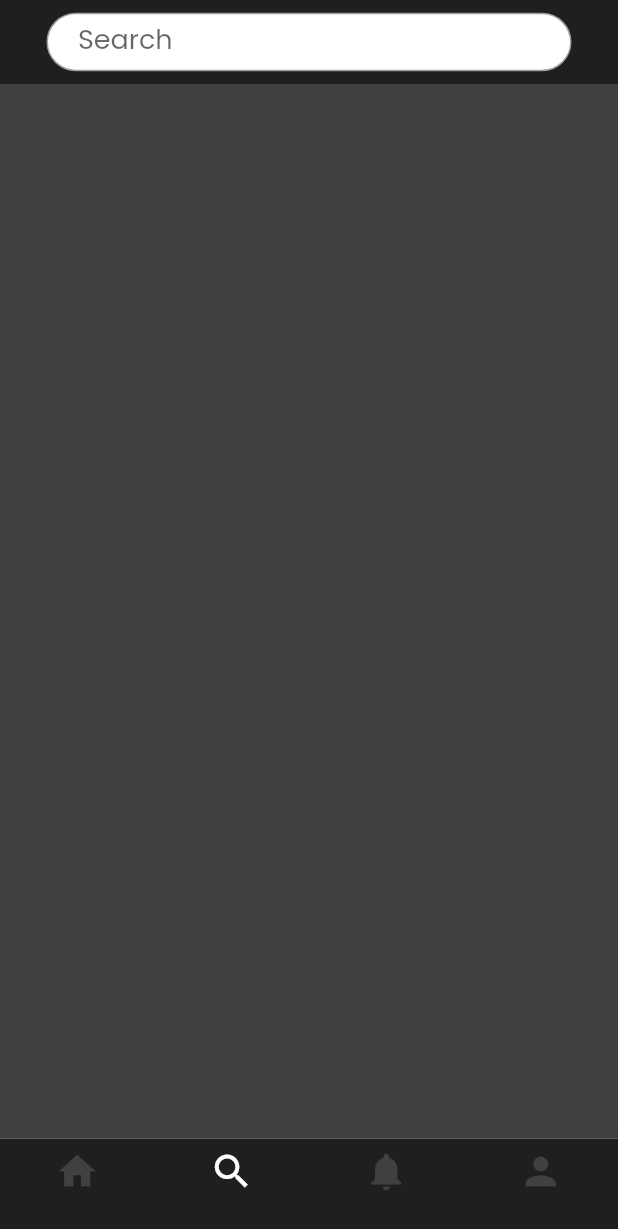
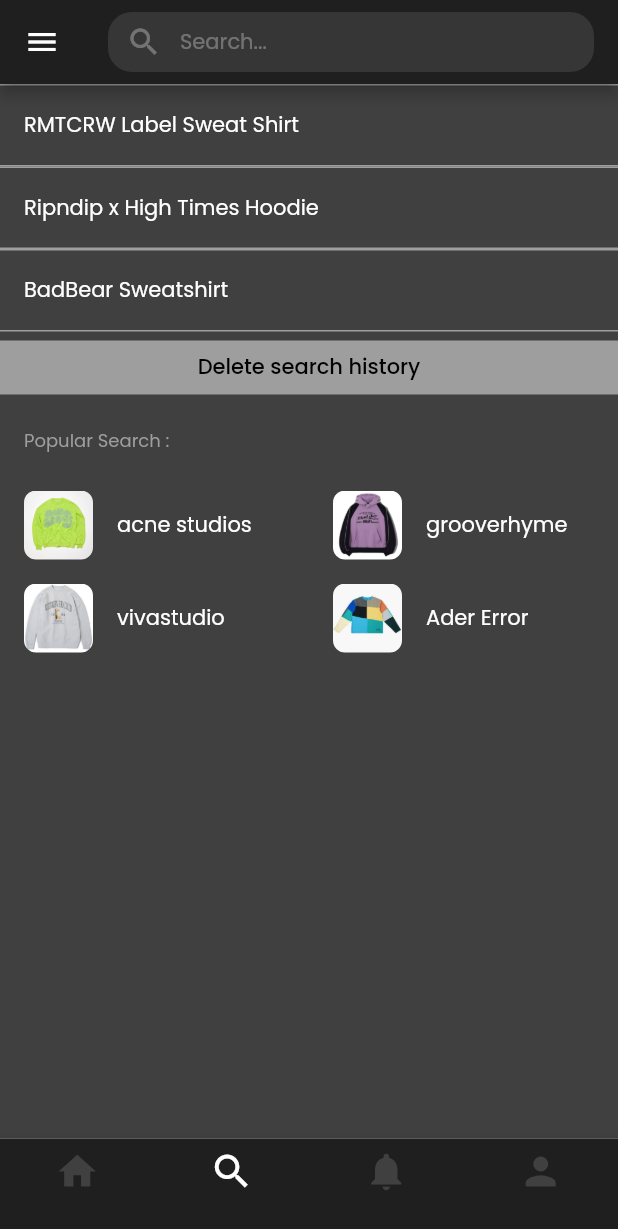
Before and after one commit to naufal-h/bajulo, a Flutter app: the screen it shows after launch, item 2 of the bottom bar chosen, on a phone screen of 412 x 824 dp. Shown: the top 1229 px of the screen. Run offline on Flutter 3.47's test engine with Material 2 defaults, Android fonts, the light colour scheme and no system bars; our stand-ins replace carousel_slider, flutter_svg, google_fonts; Roboto replaces fonts that are missing (poppins).

Commit message:
search page

```diff
--- a/lib/homeBody.dart
+++ b/lib/homeBody.dart
@@ -48,7 +48,7 @@
           ),
           CarouselSlider(
             options: CarouselOptions(height: 200.0),
-            items: [1, 2].map((i) {
+            items: [3, 4].map((i) {
               return Builder(
                 builder: (BuildContext context) {
                   return Container(
@@ -56,8 +56,7 @@
                     margin: EdgeInsets.symmetric(horizontal: 5.0),
                     decoration: BoxDecoration(
                         image: DecorationImage(
-                            image: AssetImage("assets/images/asset 3.png"))),
-                    // tambahin asset yang lain
+                            image: AssetImage("assets/images/asset $i.png"))),
                   );
                 },
               );
--- a/lib/login fix.dart
+++ b/lib/login fix.dart
@@ -104,12 +104,12 @@
                   EdgeInsets.symmetric(vertical: 10, horizontal: 14),
               enabledBorder: OutlineInputBorder(
                 borderSide: BorderSide(color: Colors.black, width: 1),
-                borderRadius: BorderRadius.circular(8),
+                borderRadius: BorderRadius.circular(25),
               ),
               focusedBorder: OutlineInputBorder(
                 borderSide:
                     BorderSide(color: Theme.of(context).primaryColor, width: 1),
-                borderRadius: BorderRadius.circular(8),
+                borderRadius: BorderRadius.circular(25),
               ),
               fillColor: Colors.white,
               filled: true,
@@ -141,12 +141,12 @@
                   EdgeInsets.symmetric(vertical: 10, horizontal: 14),
               enabledBorder: OutlineInputBorder(
                 borderSide: BorderSide(color: Colors.black, width: 1),
-                borderRadius: BorderRadius.circular(8),
+                borderRadius: BorderRadius.circular(25),
               ),
               focusedBorder: OutlineInputBorder(
                 borderSide:
                     BorderSide(color: Theme.of(context).primaryColor, width: 1),
-                borderRadius: BorderRadius.circular(8),
+                borderRadius: BorderRadius.circular(25),
               ),
               fillColor: Colors.white,
               filled: true,
@@ -191,7 +191,7 @@
               padding: EdgeInsets.symmetric(horizontal: 36, vertical: 18),
               backgroundColor: Theme.of(context).primaryColor,
               shape: RoundedRectangleBorder(
-                  borderRadius: BorderRadius.circular(16)),
+                  borderRadius: BorderRadius.circular(25)),
               elevation: 0,
               shadowColor: Colors.transparent,
             ),
--- a/lib/notif.dart
+++ b/lib/notif.dart
@@ -157,7 +157,6 @@
               });
             },
           ),
-          contentPadding: EdgeInsets.symmetric(horizontal: 33, vertical: 8),
           isThreeLine: true,
           dense: true,
           subtitle: Column(
--- a/lib/register.dart
+++ b/lib/register.dart
@@ -102,12 +102,12 @@
                   EdgeInsets.symmetric(vertical: 10, horizontal: 14),
               enabledBorder: OutlineInputBorder(
                 borderSide: BorderSide(color: Colors.black, width: 1),
-                borderRadius: BorderRadius.circular(8),
+                borderRadius: BorderRadius.circular(25),
               ),
               focusedBorder: OutlineInputBorder(
                 borderSide:
                     BorderSide(color: Theme.of(context).primaryColor, width: 1),
-                borderRadius: BorderRadius.circular(8),
+                borderRadius: BorderRadius.circular(25),
               ),
               fillColor: Colors.white,
               filled: true,
@@ -141,12 +141,12 @@
                   EdgeInsets.symmetric(vertical: 10, horizontal: 14),
               enabledBorder: OutlineInputBorder(
                 borderSide: BorderSide(color: Colors.black, width: 1),
-                borderRadius: BorderRadius.circular(8),
+                borderRadius: BorderRadius.circular(25),
               ),
               focusedBorder: OutlineInputBorder(
                 borderSide:
                     BorderSide(color: Theme.of(context).primaryColor, width: 1),
-                borderRadius: BorderRadius.circular(8),
+                borderRadius: BorderRadius.circular(25),
               ),
               fillColor: Colors.white,
               filled: true,
@@ -178,12 +178,12 @@
                   EdgeInsets.symmetric(vertical: 10, horizontal: 14),
               enabledBorder: OutlineInputBorder(
                 borderSide: BorderSide(color: Colors.black, width: 1),
-                borderRadius: BorderRadius.circular(8),
+                borderRadius: BorderRadius.circular(25),
               ),
               focusedBorder: OutlineInputBorder(
                 borderSide:
                     BorderSide(color: Theme.of(context).primaryColor, width: 1),
-                borderRadius: BorderRadius.circular(8),
+                borderRadius: BorderRadius.circular(25),
               ),
               fillColor: Colors.white,
               filled: true,
@@ -215,12 +215,12 @@
                   EdgeInsets.symmetric(vertical: 10, horizontal: 14),
               enabledBorder: OutlineInputBorder(
                 borderSide: BorderSide(color: Colors.black, width: 1),
-                borderRadius: BorderRadius.circular(8),
+                borderRadius: BorderRadius.circular(25),
               ),
               focusedBorder: OutlineInputBorder(
                 borderSide:
                     BorderSide(color: Theme.of(context).primaryColor, width: 1),
-                borderRadius: BorderRadius.circular(8),
+                borderRadius: BorderRadius.circular(25),
               ),
               fillColor: Colors.white,
               filled: true,
@@ -257,12 +257,12 @@
                   EdgeInsets.symmetric(vertical: 10, horizontal: 14),
               enabledBorder: OutlineInputBorder(
                 borderSide: BorderSide(color: Colors.black, width: 1),
-                borderRadius: BorderRadius.circular(8),
+                borderRadius: BorderRadius.circular(25),
               ),
               focusedBorder: OutlineInputBorder(
                 borderSide:
                     BorderSide(color: Theme.of(context).primaryColor, width: 1),
-                borderRadius: BorderRadius.circular(8),
+                borderRadius: BorderRadius.circular(25),
               ),
               fillColor: Colors.white,
               filled: true,
@@ -291,7 +291,7 @@
               padding: EdgeInsets.symmetric(horizontal: 36, vertical: 18),
               backgroundColor: Theme.of(context).primaryColor,
               shape: RoundedRectangleBorder(
-                  borderRadius: BorderRadius.circular(16)),
+                  borderRadius: BorderRadius.circular(256)),
               elevation: 0,
               shadowColor: Colors.transparent,
             ),
@@ -332,7 +332,7 @@
               padding: EdgeInsets.symmetric(horizontal: 36, vertical: 12),
               backgroundColor: Colors.white,
               shape: RoundedRectangleBorder(
-                  borderRadius: BorderRadius.circular(16)),
+                  borderRadius: BorderRadius.circular(256)),
               elevation: 0,
               shadowColor: Colors.transparent,
             ),
--- a/lib/search.dart
+++ b/lib/search.dart
@@ -1,38 +1,182 @@
 import 'package:bajulo/appBar.dart';
 import 'package:flutter/material.dart';
+import 'package:bajulo/main.dart';
+import 'package:bajulo/navbar.dart';
 
 class search extends StatelessWidget {
+  List<Map<String, dynamic>> riwayat = [
+    {
+      "Produk": "RMTCRW Label Sweat Shirt",
+    },
+    {
+      "Produk": "Ripndip x High Times Hoodie",
+    },
+    {
+      "Produk": "BadBear Sweatshirt",
+    },
+  ];
+  List<Map<String, dynamic>> popular = [
+    {
+      "Gambar": "assets/images/produk1.png",
+      "Produk": "acne studios",
+    },
+    {
+      "Gambar": "assets/images/produk2.png",
+      "Produk": "grooverhyme",
+    },
+    {
+      "Gambar": "assets/images/produk3.png",
+      "Produk": "vivastudio",
+    },
+    {
+      "Gambar": "assets/images/produk4.png",
+      "Produk": "Ader Error",
+    },
+  ];
   @override
   Widget build(BuildContext context) {
     return Scaffold(
       backgroundColor: Theme.of(context).colorScheme.background,
+      drawer: NavBar(),
       appBar: AppBar(
-        elevation: 0,
-        iconTheme: IconThemeData(color: Colors.black),
-        title: Padding(
-          padding: const EdgeInsets.all(15),
-          child: Container(
-            decoration: BoxDecoration(
-                color: Colors.white,
-                border: Border.all(color: Colors.grey, width: 1),
-                borderRadius: BorderRadius.all(Radius.circular(30))),
-            child: SizedBox(
-              height: 37,
-              child: Padding(
-                padding: const EdgeInsets.only(left: 20, right: 20, top: 15),
-                child: TextField(
-                  decoration: InputDecoration(
-                    hintText: "Search",
-                    hintStyle: TextStyle(fontSize: 18),
-                    border: InputBorder.none,
-                    suffix: Icon(Icons.search),
-                  ),
-                ),
+        title: Container(
+          height: 40,
+          child: TextField(
+            style: TextStyle(fontSize: 14, color: Colors.white),
+            decoration: InputDecoration(
+              fillColor: Colors.white.withOpacity(0.1),
+              filled: true,
+              hintStyle:
+                  TextStyle(fontSize: 14, color: Colors.white.withOpacity(0.3)),
+              hintText: 'Search...',
+              prefixIcon:
+                  Icon(Icons.search, color: Colors.white.withOpacity(0.3)),
+              contentPadding: EdgeInsets.symmetric(vertical: 0, horizontal: 0),
+              enabledBorder: OutlineInputBorder(
+                borderSide: BorderSide(color: Colors.transparent, width: 1),
+                borderRadius: BorderRadius.circular(16),
+              ),
+              focusedBorder: OutlineInputBorder(
+                borderSide:
+                    BorderSide(color: Theme.of(context).primaryColor, width: 1),
+                borderRadius: BorderRadius.circular(16),
               ),
             ),
           ),
         ),
       ),
+      body: ListView(
+          shrinkWrap: true,
+          physics: BouncingScrollPhysics(),
+          children: [
+            Column(
+              mainAxisAlignment: MainAxisAlignment.start,
+              crossAxisAlignment: CrossAxisAlignment.start,
+              children: [
+                ListView.builder(
+                  shrinkWrap: true,
+                  physics: NeverScrollableScrollPhysics(),
+                  itemCount: riwayat.length,
+                  itemBuilder: (context, index) {
+                    return GestureDetector(
+                      onTap: () {},
+                      child: Container(
+                        width: MediaQuery.of(context).size.width,
+                        padding: EdgeInsets.all(16),
+                        decoration: BoxDecoration(
+                          color: Theme.of(context).colorScheme.background,
+                          border: Border(
+                            top: BorderSide(
+                              color: Colors.grey,
+                              width: 1,
+                            ),
+                            bottom: BorderSide(
+                              color: Colors.grey,
+                              width: 1,
+                            ),
+                          ),
+                        ),
+                        child: Text(
+                          "${riwayat[index]["Produk"]}",
+                          style: TextStyle(color: Colors.white),
+                        ),
+                      ),
+                    );
+                  },
+                ),
+                Container(
+                  width: MediaQuery.of(context).size.width,
+                  child: ElevatedButton(
+                    onPressed: () {},
+                    child: Text(
+                      'Delete search history',
+                      style: TextStyle(color: Colors.black),
+                    ),
+                    style: ElevatedButton.styleFrom(
+                      backgroundColor: Colors.grey,
+                      elevation: 0,
+                      shadowColor: Colors.transparent,
+                      shape: RoundedRectangleBorder(
+                          borderRadius: BorderRadius.circular(0)),
+                    ),
+                  ),
+                ),
+                Column(
+                  mainAxisAlignment: MainAxisAlignment.start,
+                  crossAxisAlignment: CrossAxisAlignment.start,
+                  children: [
+                    Padding(
+                      padding: EdgeInsets.all(16),
+                      child: Text(
+                        'Popular Search :',
+                        style: TextStyle(
+                            color: Colors.grey,
+                            fontSize: 12,
+                            fontWeight: FontWeight.w400),
+                      ),
+                    ),
+                    Wrap(
+                      direction: Axis.horizontal,
+                      children: List.generate(popular.length, (index) {
+                        return GestureDetector(
+                          onTap: () {},
+                          child: Container(
+                            color: Theme.of(context).colorScheme.background,
+                            width: MediaQuery.of(context).size.width / 2,
+                            padding: EdgeInsets.symmetric(
+                                horizontal: 16, vertical: 8),
+                            child: Row(
+                              children: [
+                                Container(
+                                  width: 46,
+                                  height: 46,
+                                  margin: EdgeInsets.only(right: 16),
+                                  decoration: BoxDecoration(
+                                    borderRadius: BorderRadius.circular(8),
+                                    image: DecorationImage(
+                                      image: AssetImage(
+                                        "${popular[index]["Gambar"]}",
+                                      ),
+                                    ),
+                                  ),
+                                ),
+                                Expanded(
+                                  child: Text(
+                                    "${popular[index]["Produk"]}",
+                                    style: TextStyle(color: Colors.white),
+                                  ),
+                                ),
+                              ],
+                            ),
+                          ),
+                        );
+                      }),
+                    ),
+                  ],
+                )
+              ],
+            ),
+          ]),
     );
   }
 }
```
Also changed, not shown: assets/images/asset 4.png (renamed from assets/images/asset 1.png), assets/images/produk1.png (added), assets/images/produk2.png (added), assets/images/produk3.png (added), assets/images/produk4.png (added).
